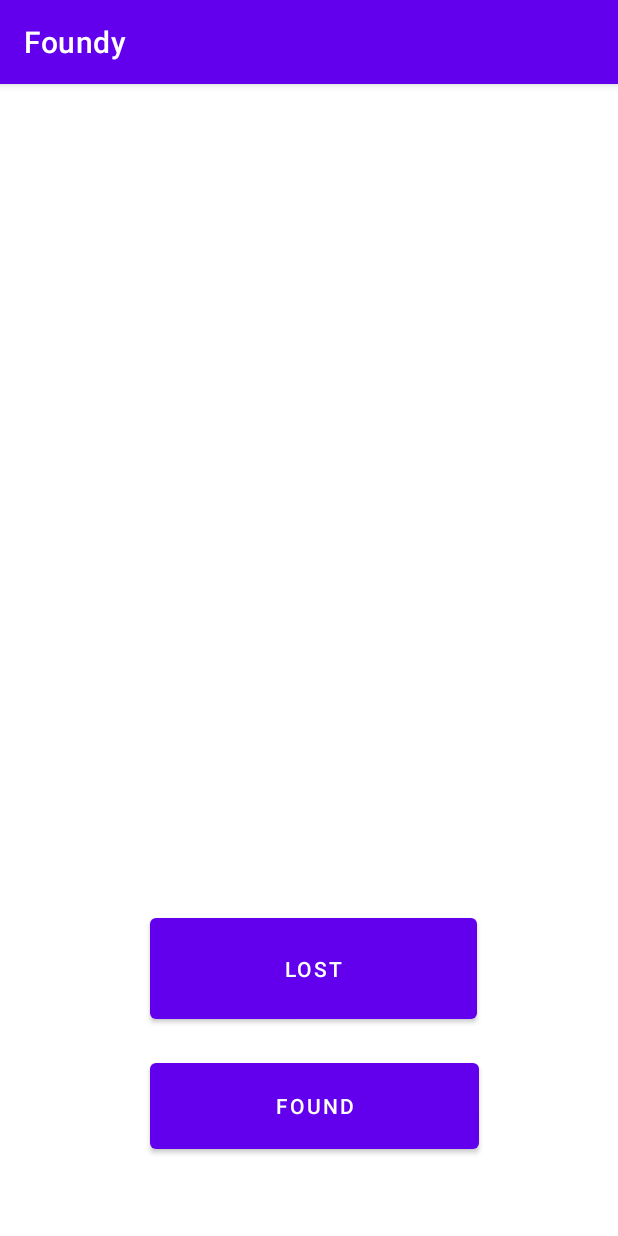
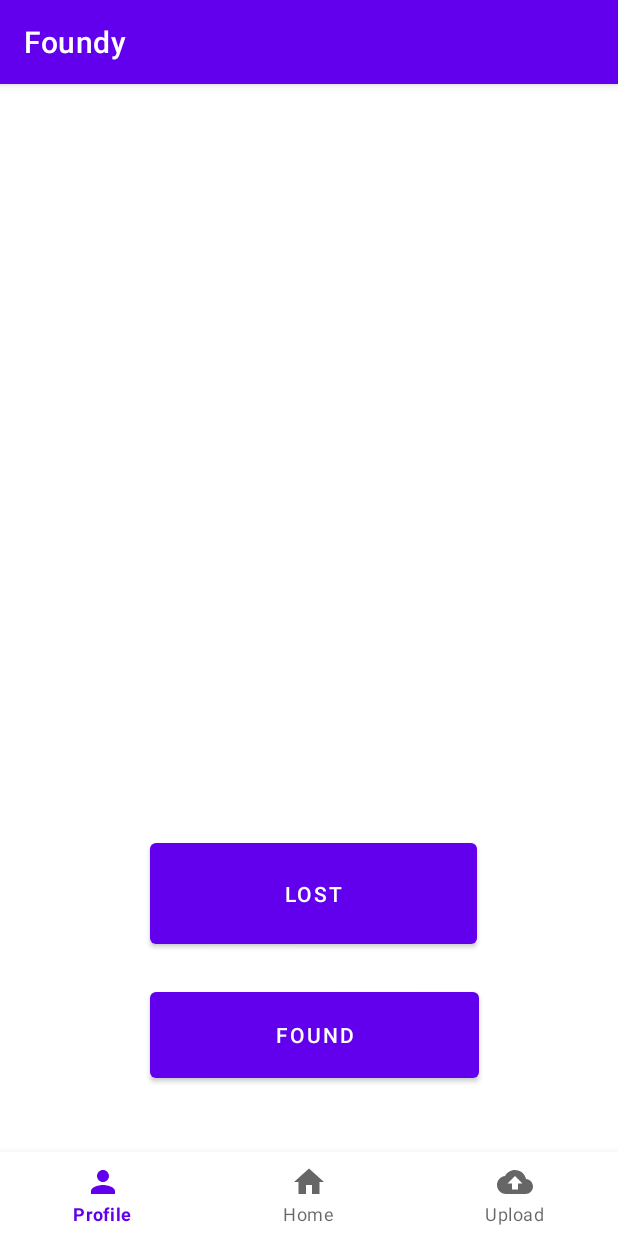
Before and after one commit to Carlos-Georgescu/Foundy, an Android app: the ChoiceScreen screen opened directly, with no data from a screen before it, on a phone screen of 412 x 824 dp. Run offline under Robolectric (Android 15) with nearby library versions, the phone set to English and light mode, and no system bars; Roboto replaces fonts that are not available here.

Commit message:
fixed bug where app wouldn't load

```diff
--- a/app/build.gradle
+++ b/app/build.gradle
@@ -34,7 +34,6 @@ dependencies {
 
     implementation 'androidx.appcompat:appcompat:1.4.2'
     implementation 'com.google.android.material:material:1.6.1'
-    implementation 'com.android.support.design:26.1.0'
     implementation 'androidx.constraintlayout:constraintlayout:2.1.4'
     implementation 'com.google.firebase:firebase-database:20.0.5'
     implementation 'com.google.android.gms:play-services-location:20.0.0'
--- a/app/src/main/AndroidManifest.xml
+++ b/app/src/main/AndroidManifest.xml
@@ -17,26 +17,11 @@
         android:allowBackup="true"
         android:dataExtractionRules="@xml/data_extraction_rules"
         android:fullBackupContent="@xml/backup_rules"
-        android:icon="@mipmap/ic_launcher"
         android:label="@string/app_name"
         android:roundIcon="@mipmap/ic_launcher_round"
         android:supportsRtl="true"
         android:theme="@style/Theme.Foundy"
         tools:targetApi="31">
-        <activity
-            android:name=".ProfileFragment"
-            android:exported="false" />
-        <!--
-             TODO: Before you run your application, you need a Google Maps API key.
-
-             To get one, follow the directions here:
-
-                https://developers.google.com/maps/documentation/android-sdk/get-api-key
-
-             Once you have your API key (it starts with "AIza"), define a new property in your
-             project's local.properties file (e.g. MAPS_API_KEY=Aiza...), and replace the
-             "YOUR_API_KEY" string in this file with "${MAPS_API_KEY}".
-        -->
         <meta-data
             android:name="com.google.android.geo.API_KEY"
             android:value="${MAPS_API_KEY}" />
--- a/app/src/main/res/layout/activity_choice_screen.xml
+++ b/app/src/main/res/layout/activity_choice_screen.xml
@@ -1,5 +1,6 @@
 <?xml version="1.0" encoding="utf-8"?>
-<androidx.constraintlayout.widget.ConstraintLayout xmlns:android="http://schemas.android.com/apk/res/android"
+<RelativeLayout
+    xmlns:android="http://schemas.android.com/apk/res/android"
     xmlns:app="http://schemas.android.com/apk/res-auto"
     xmlns:tools="http://schemas.android.com/tools"
     android:layout_width="match_parent"
@@ -10,8 +11,9 @@
         android:id="@+id/lostItemButton"
         android:layout_width="218dp"
         android:layout_height="79dp"
+        android:layout_alignParentTop="true"
         android:layout_marginStart="100dp"
-        android:layout_marginTop="550dp"
+        android:layout_marginTop="500dp"
         android:text="Lost"
         app:layout_constraintStart_toStartOf="parent"
         app:layout_constraintTop_toTopOf="parent" />
@@ -20,8 +22,23 @@
         android:id="@+id/button2"
         android:layout_width="219dp"
         android:layout_height="69dp"
-        android:layout_marginTop="17dp"
+        android:layout_below="@+id/lostItemButton"
+        android:layout_alignStart="@+id/lostItemButton"
+        android:layout_marginStart="0dp"
+        android:layout_marginTop="20dp"
+        android:layout_marginBottom="2dp"
         android:text="Found"
         app:layout_constraintStart_toStartOf="@+id/lostItemButton"
         app:layout_constraintTop_toBottomOf="@+id/lostItemButton" />
-</androidx.constraintlayout.widget.ConstraintLayout>
+
+    <FrameLayout
+        android:layout_width="match_parent"
+        android:layout_height="match_parent"
+        android:layout_above="@id/button2" />
+
+    <com.google.android.material.bottomnavigation.BottomNavigationView
+        android:layout_width="match_parent"
+        android:layout_height="wrap_content"
+        android:layout_alignParentBottom="true"
+        app:menu="@menu/bottom_navigation" />
+</RelativeLayout>
--- a/app/src/main/res/menu/bottom_navigation.xml
+++ b/app/src/main/res/menu/bottom_navigation.xml
@@ -3,7 +3,15 @@
 
     <item
         android:id="@+id/nav_profile"
-        android:icon="@drawable/common_google_signin_btn_icon_dark_normal"
-        android:title="Profile"
+        android:icon="@drawable/ic_profile_picture"
+        android:title="Profile" />
+    <item
+        android:id="@+id/nav_home"
+        android:icon="@drawable/ic_baseline_home_24"
+        android:title="Home" />
+    <item
+        android:id="@+id/nav_upload"
+        android:icon="@drawable/ic_baseline_cloud_upload_24"
+        android:title="Upload" />
 
 </menu>
```
